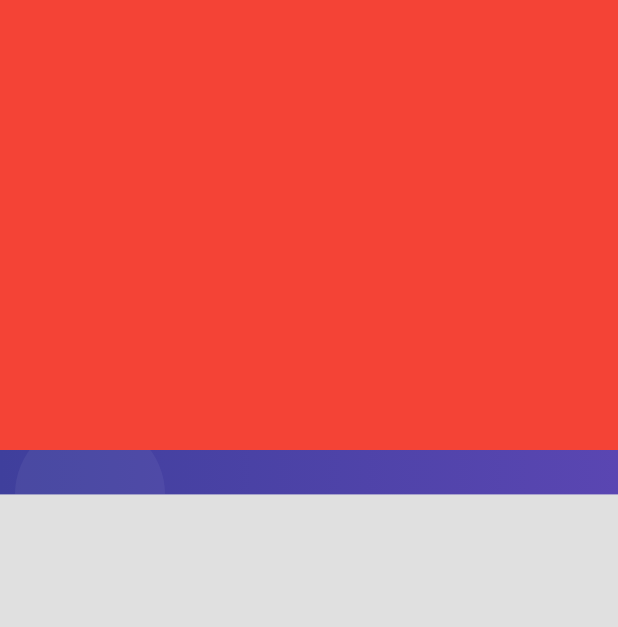
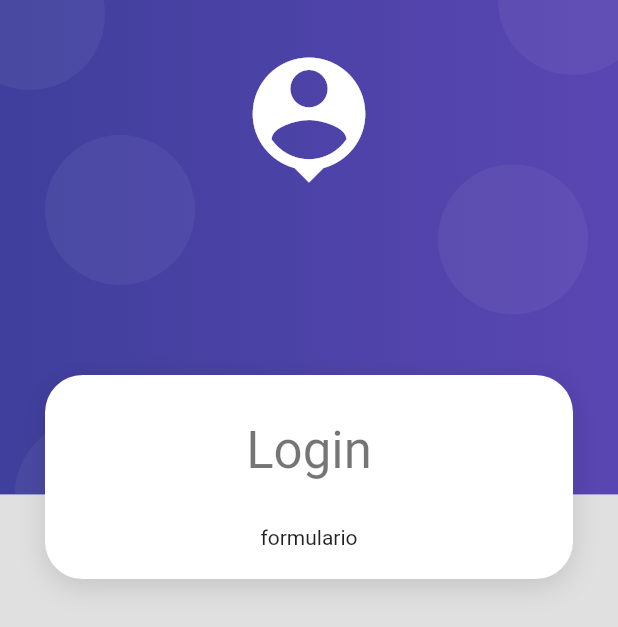
Before and after one commit to Cesluc/Flutter-Projects, a Flutter app: the screen it shows after launch, on a phone screen of 412 x 824 dp. Shown: the top 627 px of the screen. Run offline on Flutter 3.47's test engine with Material 2 defaults, Android fonts, the phone set to English and light mode, and no system bars.

Commit message:
Alistando el CardContainer blanco donde va el formulario

```diff
--- a/productos_app/productos_app/lib/screens/login_screen.dart
+++ b/productos_app/productos_app/lib/screens/login_screen.dart
@@ -10,11 +10,28 @@ class LoginScreen extends StatelessWidget {
   Widget build(BuildContext context) {
     return  Scaffold(
       body: AuthBackground(
-        child: Container(
-          width: double.infinity,
-          height: 300,
-          color: Colors.red,
-        ),
+        child: SingleChildScrollView(
+          child: Column(
+            children: [
+              SizedBox(height: 250,),
+              CardContainer(
+                child: Column(
+                  children: [
+
+                    SizedBox(height: 10,),
+                    Text('Login', style: Theme.of(context).textTheme.headlineMedium,),
+                    SizedBox(height: 30,),
+
+                    Text('formulario')
+
+
+                  ],
+                ),
+              )
+
+            ],
+          ),
+        )
       )
     );
   }
--- /dev/null
+++ b/productos_app/productos_app/lib/widgets/card_container.dart
@@ -0,0 +1,36 @@
+import 'package:flutter/material.dart';
+class CardContainer extends StatelessWidget {
+
+  final Widget child;
+
+  const CardContainer({
+    super.key,
+    required this.child
+  });
+
+  @override
+  Widget build(BuildContext context) {
+    return Padding(
+      padding: const EdgeInsets.symmetric(horizontal: 30),
+      child: Container(
+        width: double.infinity,
+        // height: 300, //TODO: Borrar
+        padding: EdgeInsets.all(20),
+        decoration: _createCardShape(),
+        child: child,
+      ),
+    );
+  }
+
+  BoxDecoration _createCardShape() => BoxDecoration(
+    color: Colors.white,
+    borderRadius: BorderRadius.circular(25),
+    boxShadow: const[
+      BoxShadow(
+        color: Colors.black12,
+        blurRadius: 15,
+        offset: Offset(0,5)
+      )
+    ]
+  );
+}
--- a/productos_app/productos_app/lib/widgets/widgets.dart
+++ b/productos_app/productos_app/lib/widgets/widgets.dart
@@ -1 +1,3 @@
+export 'package:productos_app/widgets/card_container.dart';
+
 export 'package:productos_app/widgets/auth_background.dart';
```
